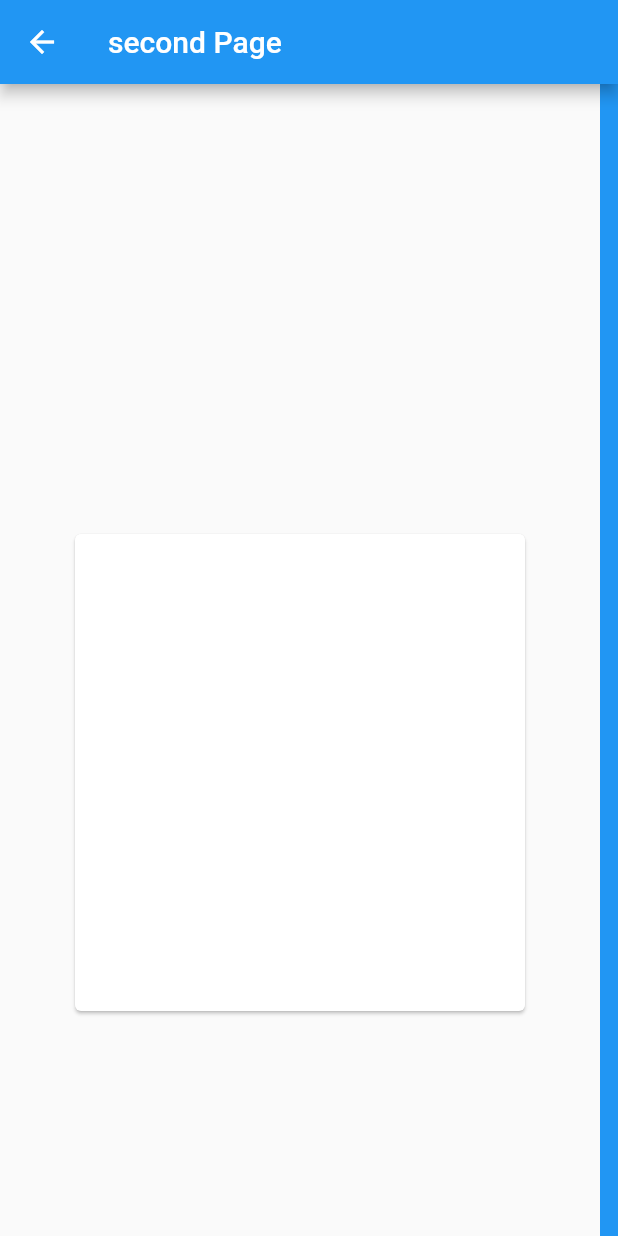
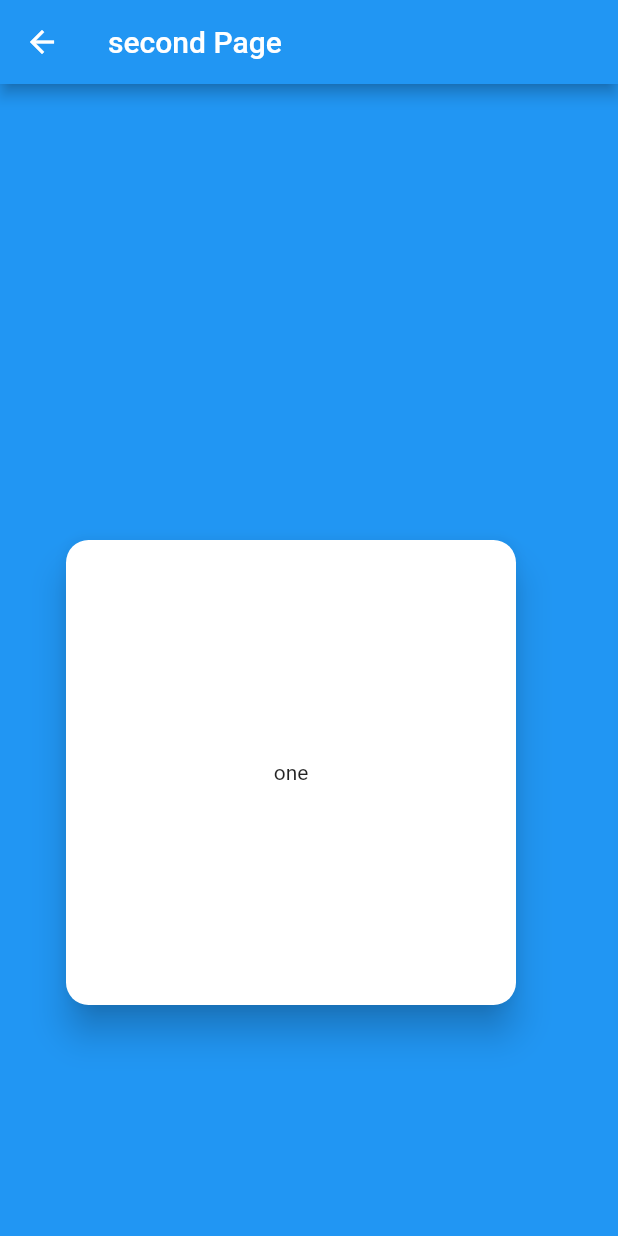
Before and after one commit to reiji012/flutter_demo, a Flutter app: the SecondPage screen opened directly, on a phone screen of 412 x 824 dp. Run offline on Flutter 3.47's test engine with Material 2 defaults, Android fonts, the phone set to English and light mode, and no system bars.

Commit message:
複数のカードを表示するように

```diff
--- a/flutter_app/lib/SecondPage.dart
+++ b/flutter_app/lib/SecondPage.dart
@@ -4,49 +4,46 @@ class SecondPage extends StatelessWidget {
   Widget build(BuildContext context) {
 
     final Size size = MediaQuery.of(context).size;
+    var list = ["one", "two", "three", "four"];
 
     // TODO: implement build
     return Scaffold(
       appBar: AppBar(title: const Text('second Page')),
-      body: Center(
+      body: Container(
+        color: Colors.blue,
         child: ListView(
           // This next line does the trick.
           scrollDirection: Axis.horizontal,
           children: <Widget>[
-            Card(
+          for(var item in list ) Container (
+            margin: EdgeInsets.only(
+              top: 300,
+              bottom: 150,
+              left: 40,
+              right: 40,
+            ),
+            child:  Card(
               child: InkWell(
                 splashColor: Colors.blue.withAlpha(30),
                 onTap: () {
                   print('Card tapped.');
                 },
                 child: Container(
-                  height: 300,
-                  width: 300,
+                    height: 300,
+                    width: 300,
+                    child: Center(
+                      child: Text(
+                          item
+                      ),
+                    ),
                 ),
               ),
-              margin: EdgeInsets.only(
-                top: 300,
-                bottom: 150,
-                left: 50,
-                right: 50,
+              shape: RoundedRectangleBorder(
+                borderRadius: BorderRadius.circular(15.0),
               ),
+              elevation:10,
             ),
-            Container(
-              width: 160.0,
-              color: Colors.blue,
-            ),
-            Container(
-              width: 160.0,
-              color: Colors.green,
-            ),
-            Container(
-              width: 160.0,
-              color: Colors.yellow,
-            ),
-            Container(
-              width: 160.0,
-              color: Colors.orange,
-            ),
+          ),
           ],
         ),
       ),
```
